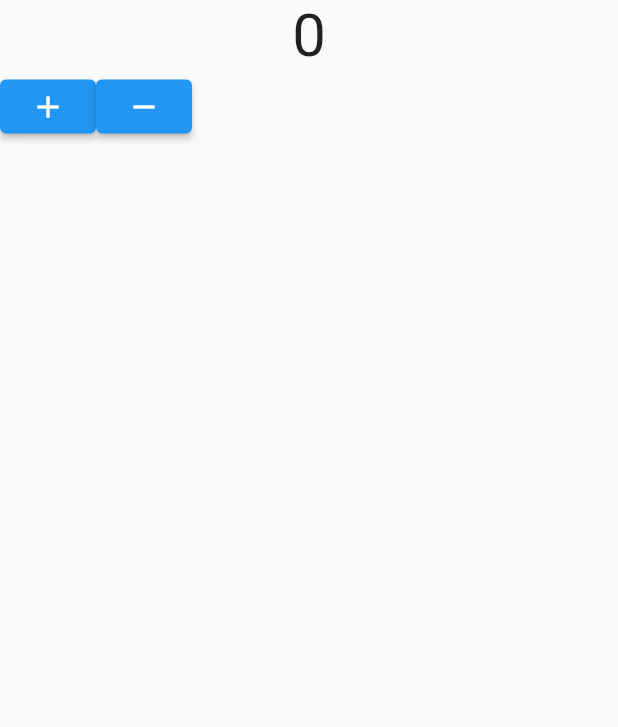
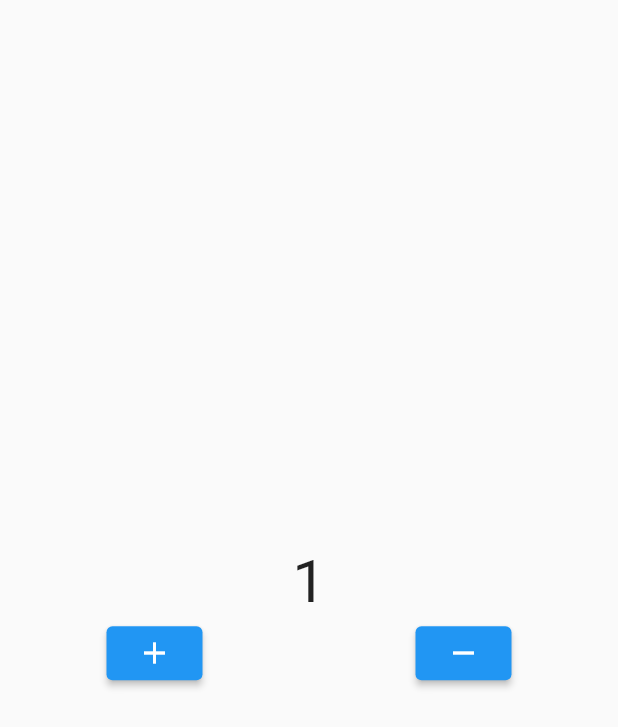
Before and after one commit to SangWook16074/flutter_getx_example, a Flutter app: the screen it shows after launch, after a tap on the "add" icon, on a phone screen of 412 x 824 dp. Shown: the top 727 px of the screen. Run offline on Flutter 3.47's test engine with Material 2 defaults, Android fonts, the phone set to English and light mode, and no system bars; our stand-ins replace get.

Commit message:
getx를 이용한 카운팅앱

```diff
--- a/lib/main.dart
+++ b/lib/main.dart
@@ -1,4 +1,6 @@
 import 'package:flutter/material.dart';
+import 'package:flutter_getx_example/src/binding/init_binding.dart';
+import 'package:get/get.dart';
 
 import 'src/app.dart';
 
@@ -12,8 +14,9 @@ class MyApp extends StatelessWidget {
   // This widget is the root of your application.
   @override
   Widget build(BuildContext context) {
-    return const MaterialApp(
-      home: App(),
+    return GetMaterialApp(
+      home: const App(),
+      initialBinding: InitBinding(),
     );
   }
 }
--- a/lib/src/app.dart
+++ b/lib/src/app.dart
@@ -1,6 +1,8 @@
 import 'package:flutter/material.dart';
+import 'package:flutter_getx_example/src/controller/count_controller.dart';
+import 'package:get/get_state_manager/get_state_manager.dart';
 
-class App extends StatelessWidget {
+class App extends GetView<CountController> {
   const App({super.key});
 
   @override
@@ -8,16 +10,23 @@ class App extends StatelessWidget {
     return Scaffold(
       body: Center(
         child: Column(
+          mainAxisAlignment: MainAxisAlignment.center,
           children: [
-            const Text(
-              '0',
-              style: TextStyle(fontSize: 40),
+            Obx(
+              () => Text(
+                '${controller.count}',
+                style: const TextStyle(fontSize: 40),
+              ),
             ),
             Row(
+              mainAxisAlignment: MainAxisAlignment.spaceAround,
               children: [
-                ElevatedButton(onPressed: () {}, child: const Icon(Icons.add)),
                 ElevatedButton(
-                    onPressed: () {}, child: const Icon(Icons.remove)),
+                    onPressed: controller.increase,
+                    child: const Icon(Icons.add)),
+                ElevatedButton(
+                    onPressed: controller.decrease,
+                    child: const Icon(Icons.remove)),
               ],
             )
           ],
--- /dev/null
+++ b/lib/src/binding/init_binding.dart
@@ -0,0 +1,9 @@
+import 'package:flutter_getx_example/src/controller/count_controller.dart';
+import 'package:get/get.dart';
+
+class InitBinding extends Bindings {
+  @override
+  void dependencies() {
+    Get.put(CountController(), permanent: true);
+  }
+}
--- /dev/null
+++ b/lib/src/controller/count_controller.dart
@@ -0,0 +1,17 @@
+import 'package:get/get.dart';
+
+class CountController extends GetxController {
+  final RxInt _count = 0.obs;
+
+  int get count => _count.value;
+
+  void increase() {
+    _count.value++;
+    update();
+  }
+
+  void decrease() {
+    _count.value--;
+    update();
+  }
+}
--- a/pubspec.yaml
+++ b/pubspec.yaml
@@ -36,6 +36,7 @@ dependencies:
   # The following adds the Cupertino Icons font to your application.
   # Use with the CupertinoIcons class for iOS style icons.
   cupertino_icons: ^1.0.2
+  get: ^4.6.5
 
 dev_dependencies:
   flutter_test:
```
Also changed, not shown: pubspec.lock.
